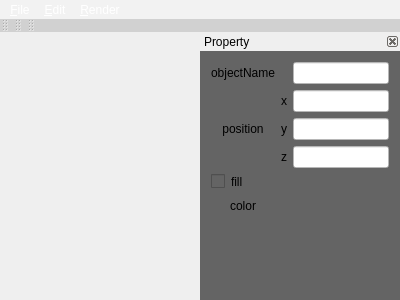
The window that SJTUFlow/SJTUFlow/scenedesignwidget.ui (SatanWoo/SJTUFlow) describes before a commit, drawn with Qt 5.
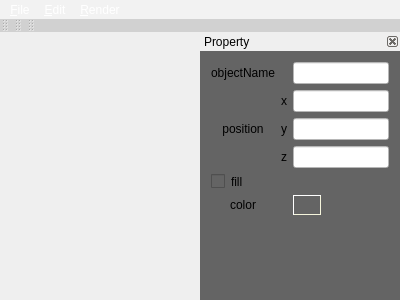
The same window after the commit. Icons and pictures are not drawn.

The edit to the form file:
```diff
--- a/SJTUFlow/SJTUFlow/scenedesignwidget.ui
+++ b/SJTUFlow/SJTUFlow/scenedesignwidget.ui
@@ -154,6 +154,12 @@
 QLineEdit:!enabled
 {
 	background-color: rgb(200, 200, 200);
+}
+QPushButton
+{
+    border-style: outset;
+    border-width: 1px;
+    border-color: beige;
 }</string>
    </property>
    <property name="floating">
@@ -269,17 +275,29 @@
       <layout class="QHBoxLayout" name="horizontalLayout">
        <item>
         <widget class="QPushButton" name="pushButtonColor">
+         <property name="minimumSize">
+          <size>
+           <width>28</width>
+           <height>20</height>
+          </size>
+         </property>
+         <property name="maximumSize">
+          <size>
+           <width>28</width>
+           <height>20</height>
+          </size>
+         </property>
          <property name="text">
           <string/>
          </property>
          <property name="iconSize">
           <size>
-           <width>20</width>
-           <height>16</height>
+           <width>26</width>
+           <height>18</height>
           </size>
          </property>
          <property name="flat">
-          <bool>true</bool>
+          <bool>false</bool>
          </property>
         </widget>
        </item>
```
Left out of the diff: 46 changed lines with no effect on the pictures.
